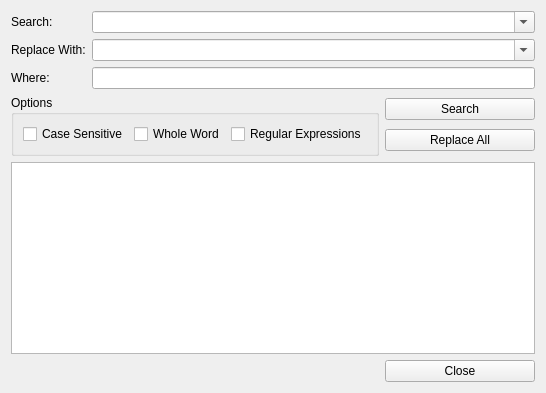
First picture: the form in src/umbra/components/factory/scriptEditor/ui/Search_In_Files.ui, repository KelSolaar/Umbra, before the edit.
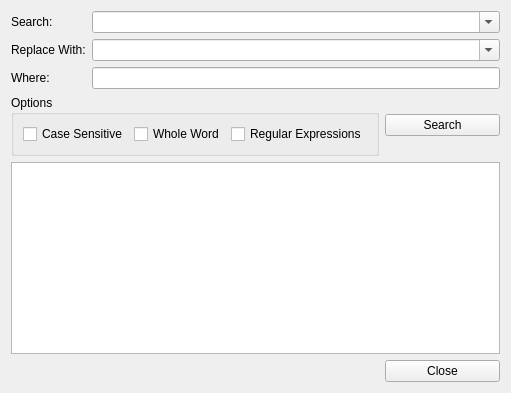
Second picture: the form after the edit.

Commit message: Change search in files interface design and implement replace results in "scriptEditor" component.

What changed in the file:
```diff
--- a/src/umbra/components/factory/scriptEditor/ui/Search_In_Files.ui
+++ b/src/umbra/components/factory/scriptEditor/ui/Search_In_Files.ui
@@ -6,8 +6,14 @@
    <string>Search In Files</string>
   </property>
   <layout class="QGridLayout" name="Search_In_Files_Form_gridLayout">
-   <item row="3" column="1">
+   <item row="3" column="2">
     <widget class="QPushButton" name="Close_pushButton">
+     <property name="minimumSize">
+      <size>
+       <width>115</width>
+       <height>0</height>
+      </size>
+     </property>
      <property name="statusTip">
       <string>Close Push Button: Close the &quot;Search In Files&quot; dialog.</string>
      </property>
@@ -29,7 +35,7 @@
      </property>
     </spacer>
    </item>
-   <item row="0" column="0" colspan="2">
+   <item row="0" column="0" colspan="3">
     <widget class="QFrame" name="Search_Replace_Widgets_frame">
      <layout class="QGridLayout" name="Search_Replace_Widgets_frame_gridLayout">
       <property name="margin">
@@ -119,7 +125,7 @@
      </layout>
     </widget>
    </item>
-   <item row="1" column="0">
+   <item row="1" column="0" colspan="2">
     <widget class="QGroupBox" name="Options_groupBox">
      <property name="title">
       <string>Options</string>
@@ -158,43 +164,7 @@
      </layout>
     </widget>
    </item>
-   <item row="1" column="1">
-    <layout class="QVBoxLayout" name="Buttons_verticalLayout">
-     <item>
-      <widget class="QPushButton" name="Search_pushButton">
-       <property name="statusTip">
-        <string>Search Push Button: Searchs occurences of given search pattern.</string>
-       </property>
-       <property name="text">
-        <string>Search</string>
-       </property>
-      </widget>
-     </item>
-     <item>
-      <widget class="QPushButton" name="Replace_pushButton">
-       <property name="minimumSize">
-        <size>
-         <width>150</width>
-         <height>0</height>
-        </size>
-       </property>
-       <property name="maximumSize">
-        <size>
-         <width>150</width>
-         <height>16777215</height>
-        </size>
-       </property>
-       <property name="statusTip">
-        <string>Replace Push Button: Replace search results occurences with given replacement pattern.</string>
-       </property>
-       <property name="text">
-        <string>Replace All</string>
-       </property>
-      </widget>
-     </item>
-    </layout>
-   </item>
-   <item row="2" column="0" colspan="2">
+   <item row="2" column="0" colspan="3">
     <widget class="QFrame" name="Search_Results_frame">
      <layout class="QGridLayout" name="Search_Results_frame_gridLayout">
       <property name="margin">
@@ -206,6 +176,22 @@
      </layout>
     </widget>
    </item>
+   <item row="1" column="2">
+    <widget class="QPushButton" name="Search_pushButton">
+     <property name="minimumSize">
+      <size>
+       <width>115</width>
+       <height>0</height>
+      </size>
+     </property>
+     <property name="statusTip">
+      <string>Search Push Button: Searchs occurences of given search pattern.</string>
+     </property>
+     <property name="text">
+      <string>Search</string>
+     </property>
+    </widget>
+   </item>
   </layout>
  </widget>
  <tabstops>
```
The commit also changes 5 other files.
